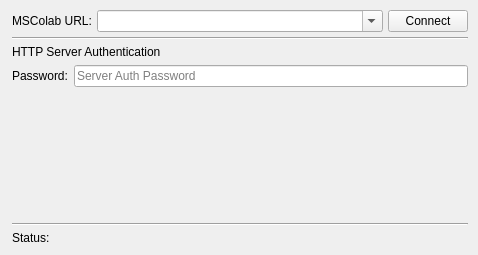
Old version of the form mslib/msui/ui/ui_mscolab_connect_dialog.ui in the repository Open-MSS/MSS.
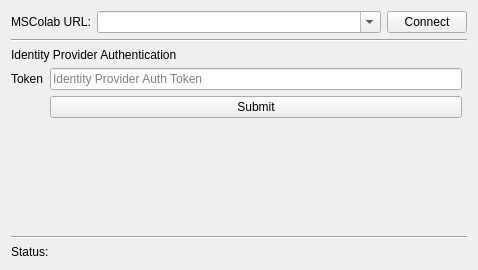
New version of the form.

Commit message: qt ui implmentation

Diff of the .ui file:
```diff
--- a/mslib/msui/ui/ui_mscolab_connect_dialog.ui
+++ b/mslib/msui/ui/ui_mscolab_connect_dialog.ui
@@ -7,29 +7,14 @@
     <x>0</x>
     <y>0</y>
     <width>478</width>
-    <height>255</height>
+    <height>270</height>
    </rect>
   </property>
   <property name="windowTitle">
    <string>Connect to MSColab</string>
   </property>
-  <layout class="QVBoxLayout" name="verticalLayout">
-   <property name="spacing">
-    <number>5</number>
-   </property>
-   <property name="leftMargin">
-    <number>12</number>
-   </property>
-   <property name="topMargin">
-    <number>10</number>
-   </property>
-   <property name="rightMargin">
-    <number>10</number>
-   </property>
-   <property name="bottomMargin">
-    <number>10</number>
-   </property>
-   <item>
+  <layout class="QGridLayout" name="gridLayout_4">
+   <item row="0" column="0">
     <layout class="QHBoxLayout" name="horizontalLayout_2" stretch="0,1,0">
      <item>
       <widget class="QLabel" name="urlLabel">
@@ -63,17 +48,17 @@
      </item>
     </layout>
    </item>
-   <item>
+   <item row="1" column="0">
     <widget class="Line" name="line">
      <property name="orientation">
       <enum>Qt::Horizontal</enum>
      </property>
     </widget>
    </item>
-   <item>
+   <item row="2" column="0">
     <widget class="QStackedWidget" name="stackedWidget">
      <property name="currentIndex">
-      <number>2</number>
+      <number>3</number>
      </property>
      <widget class="QWidget" name="loginPage">
       <layout class="QGridLayout" name="gridLayout_3">
@@ -328,16 +313,101 @@
        </item>
       </layout>
      </widget>
+     <widget class="QWidget" name="idpAuthPage">
+      <property name="enabled">
+       <bool>true</bool>
+      </property>
+      <widget class="QWidget" name="layoutWidget">
+       <property name="geometry">
+        <rect>
+         <x>0</x>
+         <y>20</y>
+         <width>451</width>
+         <height>141</height>
+        </rect>
+       </property>
+       <layout class="QGridLayout" name="idpAuthGridLayout">
+        <property name="sizeConstraint">
+         <enum>QLayout::SetDefaultConstraint</enum>
+        </property>
+        <item row="0" column="0">
+         <widget class="QLabel" name="idpAuthTokenLabel">
+          <property name="text">
+           <string>Token</string>
+          </property>
+         </widget>
+        </item>
+        <item row="0" column="1">
+         <widget class="QLineEdit" name="idpAuthPasswordLe">
+          <property name="text">
+           <string/>
+          </property>
+          <property name="echoMode">
+           <enum>QLineEdit::Normal</enum>
+          </property>
+          <property name="placeholderText">
+           <string>Identity Provider Auth Token</string>
+          </property>
+         </widget>
+        </item>
+        <item row="1" column="1">
+         <widget class="QPushButton" name="idpAuthTokenSubmitBtn">
+          <property name="text">
+           <string>Submit</string>
+          </property>
+         </widget>
+        </item>
+        <item row="3" column="0" colspan="2">
+         <spacer name="IdpAuthVerticalSpacer">
+          <property name="orientation">
+           <enum>Qt::Vertical</enum>
+          </property>
+          <property name="sizeHint" stdset="0">
+           <size>
+            <width>20</width>
+            <height>40</height>
+           </size>
+          </property>
+         </spacer>
+        </item>
+       </layout>
+      </widget>
+      <widget class="QLabel" name="idpAuthTopicLabel">
+       <property name="enabled">
+        <bool>true</bool>
+       </property>
+       <property name="geometry">
+        <rect>
+         <x>0</x>
+         <y>0</y>
+         <width>456</width>
+         <height>15</height>
+        </rect>
+       </property>
+       <property name="sizePolicy">
+        <sizepolicy hsizetype="Preferred" vsizetype="Minimum">
+         <horstretch>0</horstretch>
+         <verstretch>0</verstretch>
+        </sizepolicy>
+       </property>
+       <property name="text">
+        <string>Identity Provider Authentication</string>
+       </property>
+       <property name="alignment">
+        <set>Qt::AlignLeading|Qt::AlignLeft|Qt::AlignTop</set>
+       </property>
+      </widget>
+     </widget>
     </widget>
    </item>
-   <item>
+   <item row="3" column="0">
     <widget class="Line" name="line_2">
      <property name="orientation">
       <enum>Qt::Horizontal</enum>
      </property>
     </widget>
    </item>
-   <item>
+   <item row="4" column="0">
     <layout class="QHBoxLayout" name="statusHL" stretch="1">
      <property name="topMargin">
       <number>0</number>
```
Left out of the diff: 71 changed lines with no effect on the pictures. The commit also changes 1 other file.
